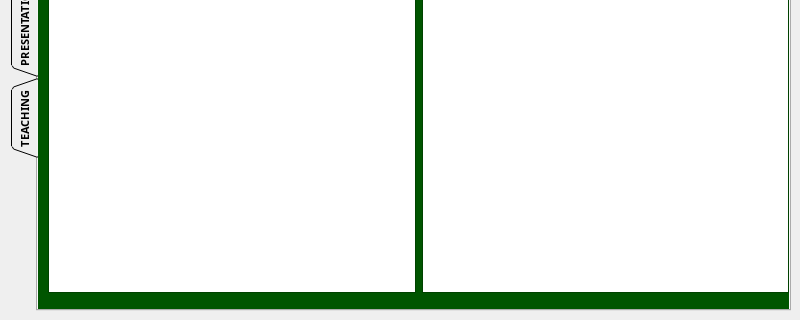
Old version of the form Project Code/AppleProject/analyze_csv.ui in the repository JRWu/DataAggregation; both pictures show x 0 to 800 and y 280 to 600 of the 800 by 600 pixel window.
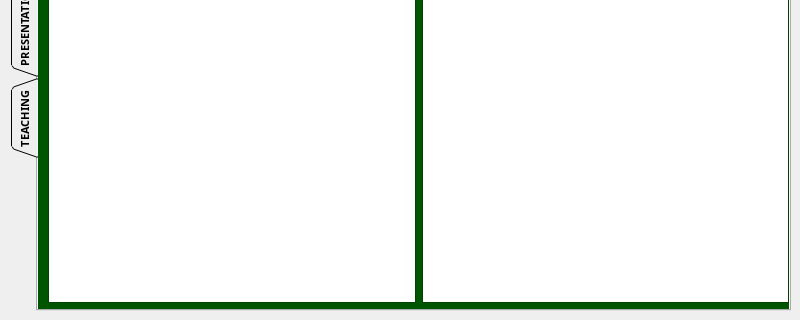
New version of the form. The open tabs and pages were chosen to show the change.

Commit message: EB - Fixed Grants layout

```diff
--- a/Project Code/AppleProject/analyze_csv.ui
+++ b/Project Code/AppleProject/analyze_csv.ui
@@ -578,7 +578,7 @@
         <x>10</x>
         <y>10</y>
         <width>741</width>
-        <height>491</height>
+        <height>501</height>
        </rect>
       </property>
       <layout class="QHBoxLayout" name="tab_area_4">
```
Left out of the diff: 26 changed lines with no effect on the pictures. The commit also changes 1 other file.
